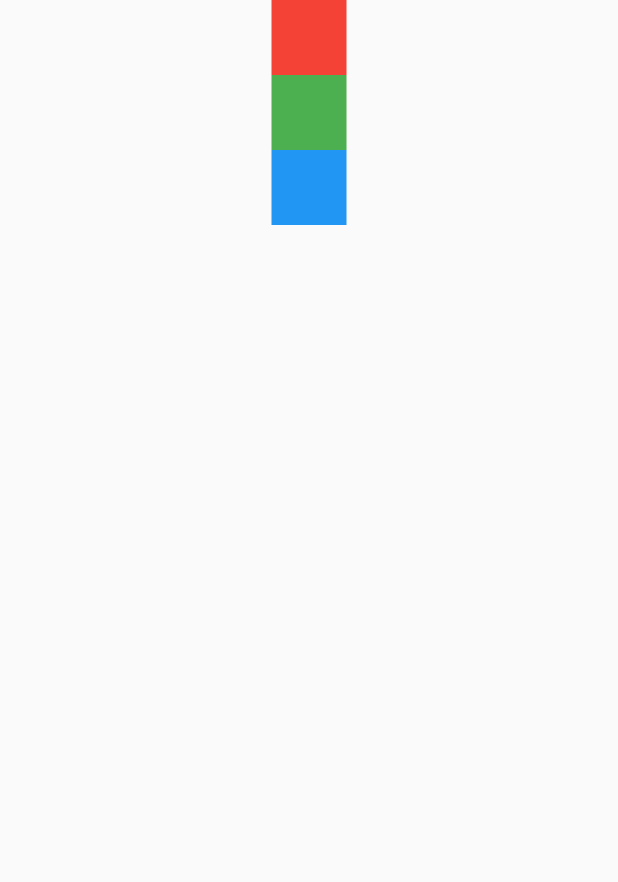
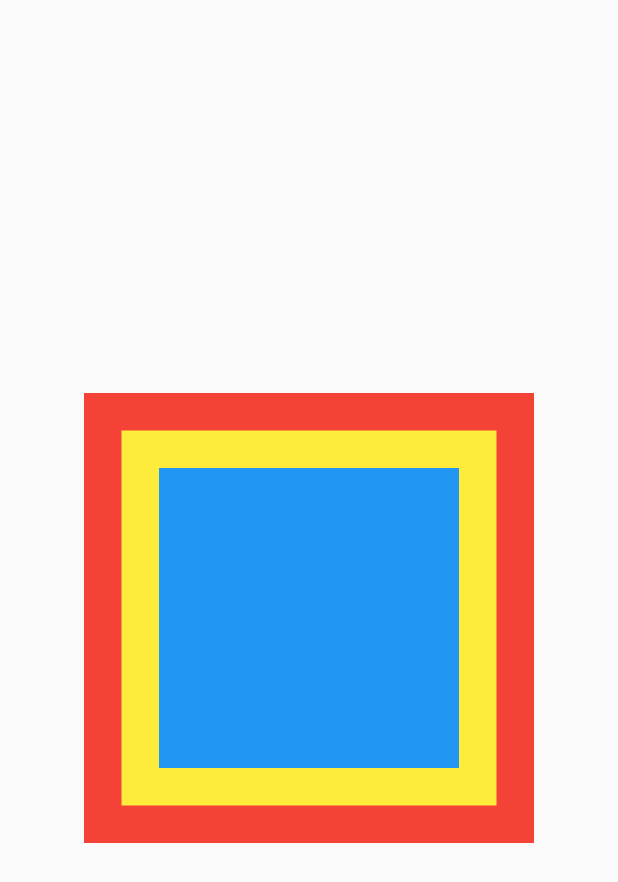
Before and after one commit to gcsclub/flutter_study, a Flutter app: the screen it shows after launch, on a phone screen of 412 x 824 dp. Shown: the top 882 px of the screen. Run offline on Flutter 3.47's test engine with Material 2 defaults, Android fonts, the phone set to English and light mode, and no system bars.

Commit message:
2week 창민 커밋

```diff
--- a/changmin/changmin_flutter_project/lib/main.dart
+++ b/changmin/changmin_flutter_project/lib/main.dart
@@ -13,10 +13,8 @@ class MyApp extends StatelessWidget {
   Widget build(BuildContext context) {
     return MaterialApp(
         home: Scaffold(
-            body: SizedBox(
-      width: double.infinity,
-      child: testColumn,
-    )));
+      body: Center(child: testStack),
+    ));
   }
 }
 
--- a/changmin/changmin_flutter_project/lib/widgets/batch.dart
+++ b/changmin/changmin_flutter_project/lib/widgets/batch.dart
@@ -55,3 +55,59 @@ var testColumn = Column(
     ),
   ],
 );
+
+var testFlex = Column(
+  mainAxisAlignment: MainAxisAlignment.center,
+  children: [
+    Flexible(
+      flex: 1,
+      child: Container(
+        height: 50.0,
+        width: 50.0,
+        color: Colors.red,
+      ),
+    ),
+    Flexible(
+      flex: 1,
+      child: Container(
+        height: 50.0,
+        width: 50.0,
+        color: Colors.blue,
+      ),
+    )
+  ],
+);
+
+var testExpanded = Column(
+  children: [
+    Expanded(
+        child: Container(
+      color: Colors.blue,
+    )),
+    Expanded(
+        child: Container(
+      color: Colors.red,
+    ))
+  ],
+);
+
+var testStack = Stack(
+  alignment: AlignmentDirectional.center,
+  children: [
+    Container(
+      width: 300,
+      height: 300,
+      color: Colors.red,
+    ),
+    Container(
+      width: 250,
+      height: 250,
+      color: Colors.yellow,
+    ),
+    Container(
+      width: 200,
+      height: 200,
+      color: Colors.blue,
+    )
+  ],
+);
```
